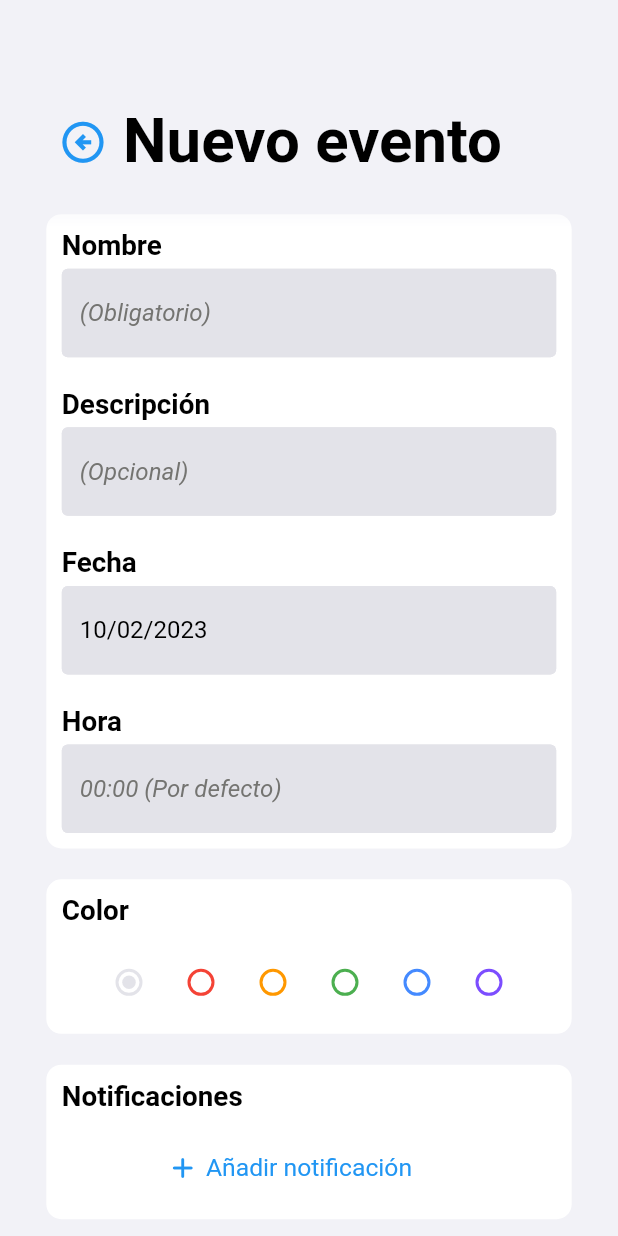
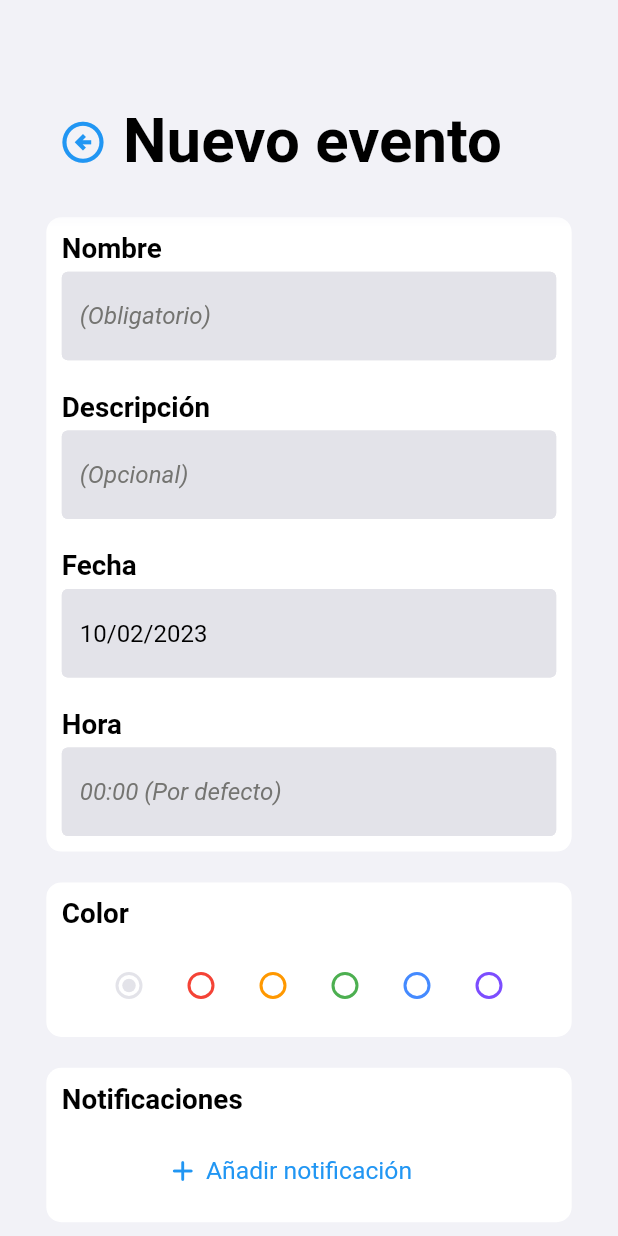
Before and after one commit to joaquinsolla/Simplex, a Flutter app: the screen it shows once a user with an empty profile is signed in, after a tap on the "add" icon, on a phone screen of 412 x 824 dp. Run offline on Flutter 3.47's test engine with Material 2 defaults, Android fonts, the phone set to English and light mode, and no system bars; our stand-ins replace bottom_navy_bar, cloud_firestore, firebase_auth, firebase_core, flutter_local_notifications, focused_menu and 4 more; accounts and stored records are empty.

Commit message:
Small visual changes

```diff
--- a/lib/common/widgets/containers.dart
+++ b/lib/common/widgets/containers.dart
@@ -4,7 +4,7 @@ import 'package:simplex/common/all_common.dart';
 /// HOME AREAS
 Container HomeArea(ScrollController? scrollController,
     Widget header, Widget footer, List<Widget> body) {
-  List<Widget> widgets = [SizedBox(height: deviceHeight*0.03,)];
+  List<Widget> widgets = [SizedBox(height: deviceHeight*0.0325,)];
   widgets += body;
   widgets += [footer];
 
@@ -41,7 +41,7 @@ Container HomeArea(ScrollController? scrollController,
 
 Container HomeAreaWithSearchbar(ScrollController? scrollController, bool showSearchbar,
     Widget header, Widget searchbar, Widget footer, List<Widget> body) {
-  List<Widget> widgets = [if (!showSearchbar) SizedBox(height: deviceHeight*0.03,)];
+  List<Widget> widgets = [if (!showSearchbar) SizedBox(height: deviceHeight*0.0325,)];
   widgets += body;
   widgets += [footer];
 
--- a/lib/common/widgets/footers.dart
+++ b/lib/common/widgets/footers.dart
@@ -2,7 +2,7 @@ import 'package:flutter/material.dart';
 import 'package:simplex/common/all_common.dart';
 
 SizedBox FooterEmpty(){
-  return SizedBox(height: deviceHeight * 0.025);
+  return SizedBox(height: deviceHeight * 0.05);
 }
 
 Column FooterCredits(){
```
